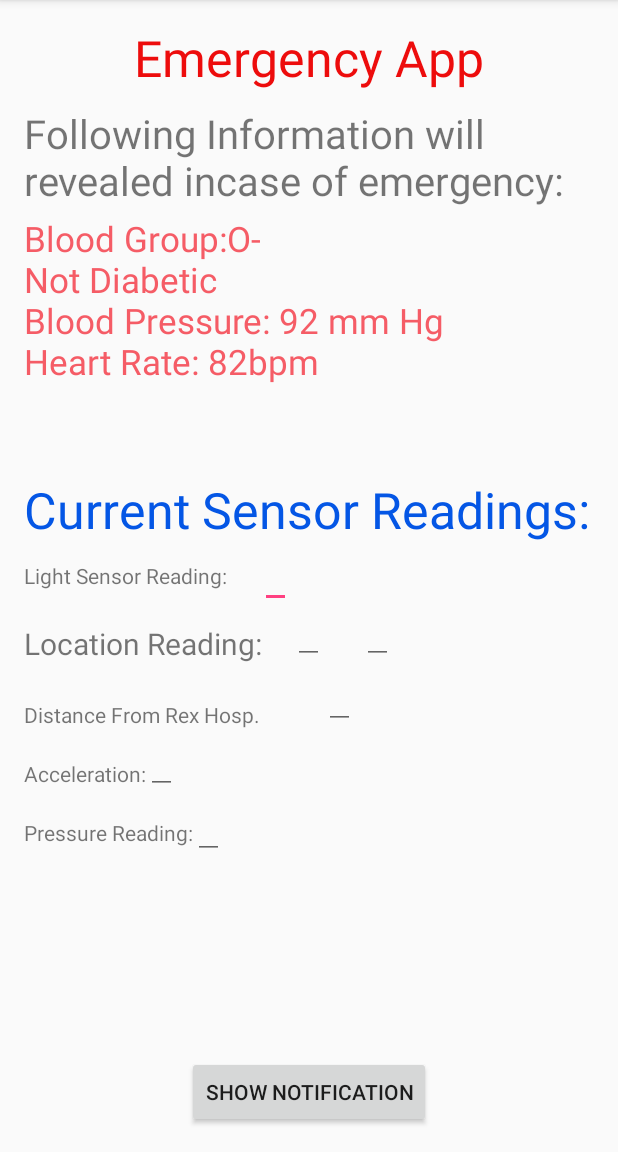
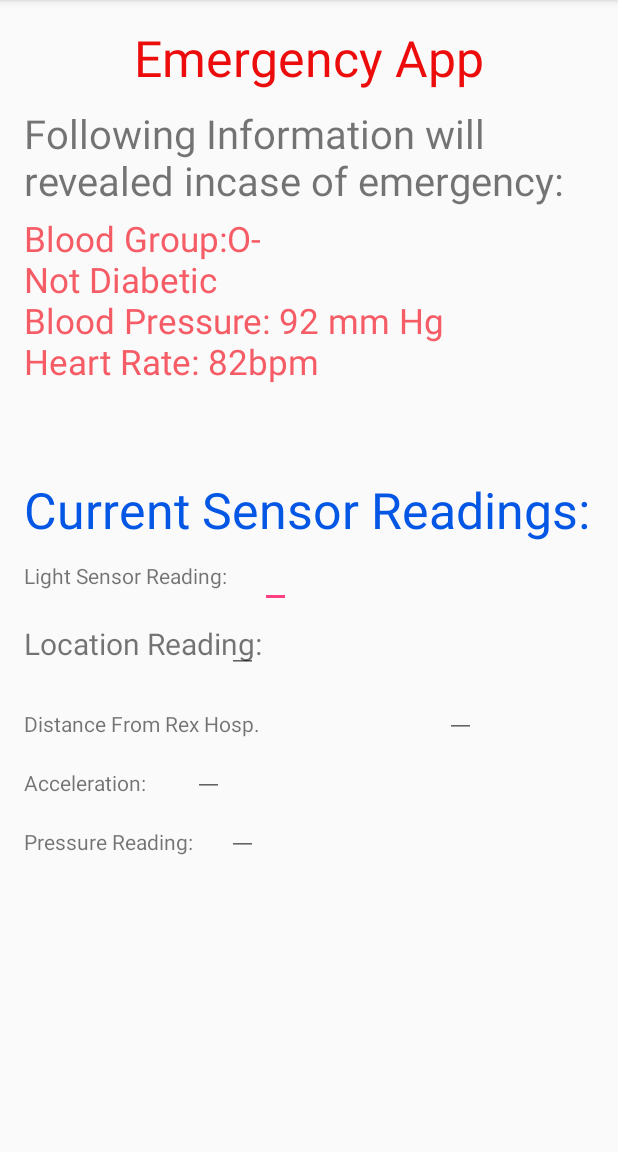
Before and after one commit to shahrajat/CSC750P1, an Android app: the screen it shows after launch (MainActivity), on a phone screen of 412 x 824 dp, the part 84-1236 px from its top. Run offline under Robolectric (Android 15) with nearby library versions, the phone set to English and light mode, and no system bars.

Commit message:
bug fixes and improvements

```diff
--- a/app/src/main/java/com/example/rajatshah/csc750p1/MainActivity.java
+++ b/app/src/main/java/com/example/rajatshah/csc750p1/MainActivity.java
@@ -16,6 +16,7 @@ import android.support.v7.app.AppCompatActivity;
 import android.os.Bundle;
 import android.support.v7.app.NotificationCompat;
 import android.view.View;
+import android.widget.Button;
 import android.widget.TextView;
 
 import com.google.android.gms.common.ConnectionResult;
@@ -31,6 +32,7 @@ public class MainActivity extends AppCompatActivity implements
     private TextView mLightTextLabel;
     private TextView mLatitudeText;
     private TextView mLongitudeText;
+    private TextView mLocationText;
     private TextView mRexDistanceText;
     private TextView mAccelerationText;
     private TextView mPressureText;
@@ -59,14 +61,15 @@ public class MainActivity extends AppCompatActivity implements
             public void run() {
                 switch (sensorType) {
                     case LIGHT:
-                        mLightTextLabel.setText(String.valueOf(lastLightValue));
+                        mLightTextLabel.setText(String.valueOf(lastLightValue) + " lux");
                         break;
                     case ACCELEROMETER:
-                        mAccelerationText.setText(String.valueOf(lastAccelerationY));
+                        mAccelerationText.setText(String.valueOf(lastAccelerationY) + " m/s^2");
                         break;
                     case LOCATION:
-                        mLatitudeText.setText(String.valueOf(mLastLocation.getLatitude()));
-                        mLongitudeText.setText(String.valueOf(mLastLocation.getLongitude()));
+                        mLocationText.setText("(" + String.valueOf(mLastLocation.getLatitude()) + "," + mLastLocation.getLongitude() + ")");
+                        //mLatitudeText.setText(String.valueOf(mLastLocation.getLatitude()));
+                        //mLongitudeText.setText(String.valueOf(mLastLocation.getLongitude()));
                         mRexDistanceText.setText(String.valueOf(locationResults[0]) + " m"); //Set the distance from Current location
                         break;
                     case PRESSURE:
@@ -81,7 +84,8 @@ public class MainActivity extends AppCompatActivity implements
     protected void onCreate(Bundle savedInstanceState) {
         super.onCreate(savedInstanceState);
         setContentView(R.layout.activity_main);
-
+        //Start the background service
+        startService(new Intent(getApplicationContext(), BackgroundService.class));
         //Light Sensor
         mLightTextLabel = (TextView) findViewById(R.id.lightText);
         mSensorManager = (SensorManager) getSystemService(SENSOR_SERVICE);
@@ -138,8 +142,9 @@ public class MainActivity extends AppCompatActivity implements
 
         //Location Listener
         // Create an instance of GoogleAPIClient
-        mLatitudeText = (TextView) findViewById(R.id.latitudeText);
-        mLongitudeText = (TextView)  findViewById(R.id.longitudeText);
+        //mLatitudeText = (TextView) findViewById(R.id.latitudeText);
+        //mLongitudeText = (TextView)  findViewById(R.id.longitudeText);
+        mLocationText = (TextView) findViewById(R.id.locationText);
         mRexDistanceText = (TextView) findViewById(R.id.distanceText);
         if (mGoogleApiClient == null) {
             mGoogleApiClient = new GoogleApiClient.Builder(this)
@@ -148,6 +153,7 @@ public class MainActivity extends AppCompatActivity implements
                     .addApi(LocationServices.API)
                     .build();
         }
+        showNotification();
     }
 
     @Override
@@ -173,7 +179,7 @@ public class MainActivity extends AppCompatActivity implements
         mSensorManager.unregisterListener(mEventListenerPressure);
     }
 
-    public void showNotification(View view) {
+    public void showNotification() {
         String msg = getResources().getString(R.string.notification_msg);
         NotificationCompat.Builder builder = new NotificationCompat.Builder(this);
         builder.setSmallIcon(R.mipmap.ic_launcher);
--- a/app/src/main/res/layout/activity_main.xml
+++ b/app/src/main/res/layout/activity_main.xml
@@ -74,19 +74,27 @@
     <EditText
         android:layout_width="wrap_content"
         android:layout_height="wrap_content"
+        android:id="@+id/locationText"
+        android:textSize="25px"
+        android:layout_below="@+id/lightText"
+        android:layout_toEndOf="@+id/lightLabel" />
+
+    <!--<EditText
+        android:layout_width="wrap_content"
+        android:layout_height="wrap_content"
         android:id="@+id/latitudeText"
         android:textSize="25px"
         android:layout_above="@+id/distanceText"
-        android:layout_centerHorizontal="true" />
+        android:layout_centerHorizontal="true" />-->
 
-    <EditText
+    <!--<EditText
         android:layout_width="wrap_content"
         android:layout_height="wrap_content"
         android:id="@+id/longitudeText"
         android:layout_alignTop="@+id/latitudeText"
         android:layout_toEndOf="@+id/latitudeText"
         android:layout_marginStart="25dp"
-        android:textSize="25px" />
+        android:textSize="25px" />-->
 
 
     <TextView
@@ -102,8 +110,8 @@
         android:layout_height="wrap_content"
         android:id="@+id/distanceText"
         android:textSize="25px"
-        android:layout_below="@+id/locationLabel"
-        android:layout_toEndOf="@+id/latitudeText" />
+        android:layout_below="@+id/locationText"
+        android:layout_toEndOf="@+id/infoBox" />
 
     <TextView
         android:layout_width="wrap_content"
@@ -119,11 +127,11 @@
         android:layout_height="wrap_content"
         android:id="@+id/accelerationText"
         android:textSize="25px"
-        android:layout_below="@+id/distanceLabel"
-        android:layout_toEndOf="@+id/accelerationLabel" />
+        android:layout_above="@+id/pressureLabel"
+        android:layout_toEndOf="@+id/pressureLabel" />
 
     <!-- Notification Button -->
-    <Button
+    <!--<Button
         android:layout_width="wrap_content"
         android:layout_height="wrap_content"
         android:id="@+id/button"
@@ -131,7 +139,7 @@
         android:onClick="showNotification"
         android:layout_alignParentBottom="true"
         android:layout_centerHorizontal="true" />
-
+-->
     <TextView
         android:layout_width="wrap_content"
         android:layout_height="wrap_content"
@@ -145,9 +153,9 @@
         android:layout_width="wrap_content"
         android:layout_height="wrap_content"
         android:id="@+id/pressureText"
-        android:layout_below="@+id/accelerationText"
-        android:layout_toEndOf="@+id/pressureLabel"
-        android:textSize="25px"/>
+        android:textSize="25px"
+        android:layout_alignBottom="@+id/pressureLabel"
+        android:layout_toEndOf="@+id/lightLabel" />
 
     <TextView
         android:layout_width="wrap_content"
@@ -160,4 +168,6 @@
         android:layout_marginTop="10dp" />
 
 
+
+
 </RelativeLayout>
```
Also changed, not shown: app/src/main/AndroidManifest.xml (+12 -6 lines), app/src/main/java/com/example/rajatshah/csc750p1/BackgroundService.java (added, +28 -0 lines).
